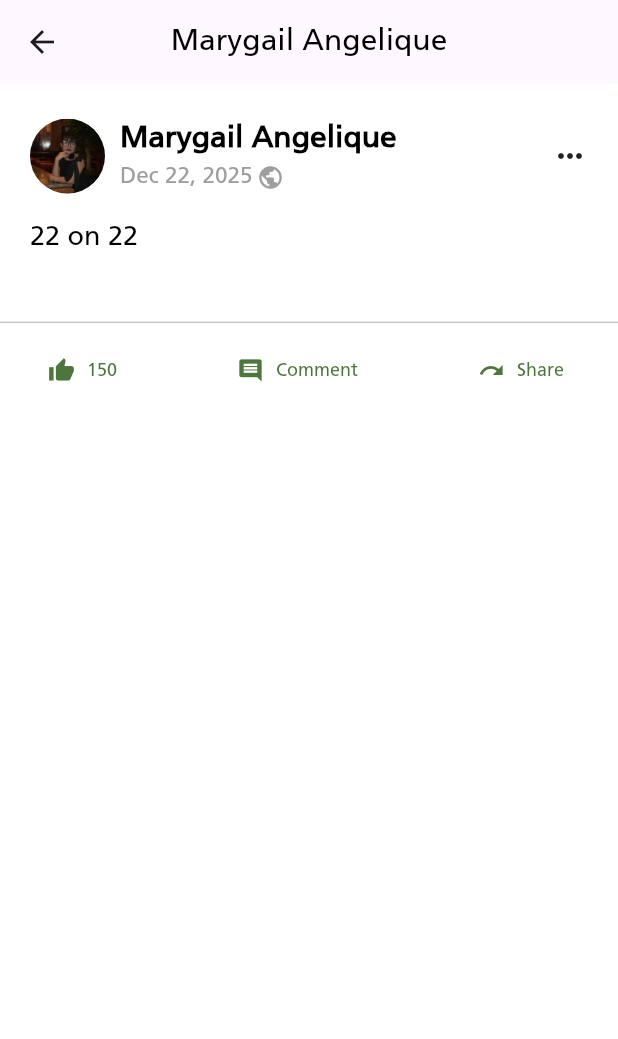
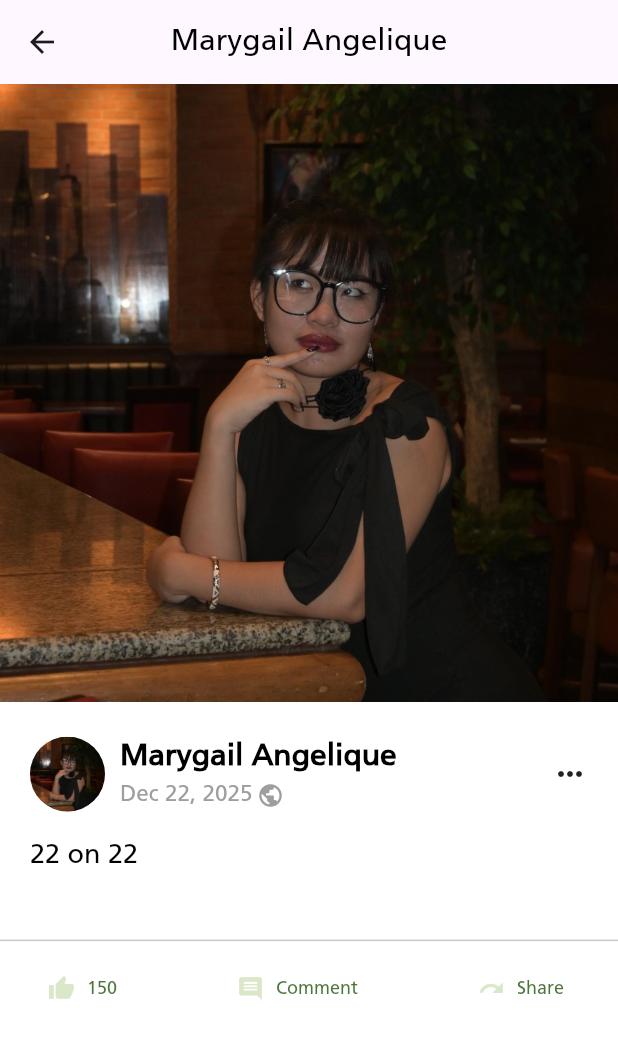
Before and after one commit to inthehallways/facebook-replica, a Flutter app: the NotificationScreen widget shown alone on an empty page, opened directly, after a tap on "Marygail Angelique", on a phone screen of 412 x 824 dp. Shown: the top 1039 px of the screen. Run offline on Flutter 3.47's test engine with Material 3 defaults, Android fonts, the phone set to English and light mode, and no system bars; our stand-ins replace flutter_screenutil.

Commit message:
feat: Completed Lab Act 4 Enhancements
- Wrapped PostCard in InkWell to enable navigation to DetailScreen.
- Implemented logic to show profile image or fallback to person icon in notifications.
- Refactored DetailScreen to StatefulWidget to allow incrementing the Like counter.
- Fixed right-overflow layout issue in CustomInformation using Expanded widget.
- Added support for local Asset images to prevent crashes when loading profile/post pictures.

```diff
--- a/lib/screens/detail_screen.dart
+++ b/lib/screens/detail_screen.dart
@@ -3,15 +3,15 @@ import 'package:flutter_screenutil/flutter_screenutil.dart';
 import 'package:nacpil_mobprog/constants.dart';
 import '../widgets/custom_font.dart';
 
-class DetailScreen extends StatelessWidget {
+class DetailScreen extends StatefulWidget {
   final String userName;
   final String postContent;
   final String date;
-  int numOfLikes;
+  final int numOfLikes;
   final String imageUrl;
   final String profileImageUrl;
 
-  DetailScreen({
+  const DetailScreen({
     super.key,
     required this.userName,
     required this.postContent,
@@ -22,14 +22,27 @@ class DetailScreen extends StatelessWidget {
   });
 
   @override
+  State<DetailScreen> createState() => _DetailScreenState();
+}
+
+class _DetailScreenState extends State<DetailScreen> {
+  late int currentLikes;
+  bool isLiked = false;
+  @override
+  void initState() {
+    super.initState();
+    currentLikes = widget.numOfLikes;
+  }
+
+  @override
   Widget build(BuildContext context) {
     return Scaffold(
       appBar: AppBar(
         centerTitle: true,
         title: CustomFont(
-          text: userName,
+          text: widget.userName,
           fontSize: ScreenUtil().setSp(20),
-          color: Colors.black
+          color: Colors.black,
         ),
       ),
       body: Container(
@@ -38,49 +51,49 @@ class DetailScreen extends StatelessWidget {
         child: SingleChildScrollView(
           child: Column(
             children: [
-              ( imageUrl == '' )
-              ? SizedBox (
-                height: ScreenUtil().setHeight(0),
-                )
-              : Image.network( imageUrl ),
-            SizedBox(
-              height: ScreenUtil().setHeight(20),
+              (widget.imageUrl == '')
+                  ? const SizedBox(height: 0)
+                  : SizedBox(
+                      width: double.infinity,
+                      child: (widget.imageUrl.startsWith('http'))
+                          ? Image.network(widget.imageUrl, fit: BoxFit.fitWidth)
+                          : Image.asset(widget.imageUrl, fit: BoxFit.fitWidth),
                     ),
+
+              SizedBox(height: ScreenUtil().setHeight(20)),
+
               Container(
                 padding: EdgeInsets.symmetric(horizontal: ScreenUtil().setWidth(20)),
                 child: Row(
                   mainAxisAlignment: MainAxisAlignment.start,
                   children: [
-                  (profileImageUrl == '')
+                    (widget.profileImageUrl == '')
                         ? const Icon(Icons.person)
                         : CircleAvatar(
                             radius: ScreenUtil().setSp(25),
-                      backgroundImage: AssetImage(profileImageUrl),
+                            backgroundImage: (widget.profileImageUrl.startsWith('http'))
+                                ? NetworkImage(widget.profileImageUrl)
+                                : AssetImage(widget.profileImageUrl) as ImageProvider,
                           ),
-                  SizedBox(
-                    width: ScreenUtil().setWidth(10),
-                  ),
+                    SizedBox(width: ScreenUtil().setWidth(10)),
+
                     Column(
                       crossAxisAlignment: CrossAxisAlignment.start,
                       children: [
                         CustomFont(
-                        text: userName,
+                          text: widget.userName,
                           fontSize: ScreenUtil().setSp(20),
                           color: Colors.black,
                           fontWeight: FontWeight.bold,
                         ),
                         Row(
-                        mainAxisAlignment: MainAxisAlignment.start,
-                        crossAxisAlignment: CrossAxisAlignment.center,
-                        children:[
+                          children: [
                             CustomFont(
-                            text: date,
+                              text: widget.date,
                               fontSize: ScreenUtil().setSp(15),
                               color: Colors.grey,
                             ),
-                          SizedBox(
-                            width: ScreenUtil().setWidth(3),
-                          ),
+                            SizedBox(width: ScreenUtil().setWidth(3)),
                             Icon(
                               Icons.public,
                               color: Colors.grey,
@@ -90,67 +103,69 @@ class DetailScreen extends StatelessWidget {
                         ),
                       ],
                     ),
-                  Spacer(),
-                  Icon(Icons.more_horiz),
+                    const Spacer(),
+                    const Icon(Icons.more_horiz),
                   ],
                 ),
               ),
-            SizedBox(
-              height: ScreenUtil().setHeight(15),
-            ),
+
+              SizedBox(height: ScreenUtil().setHeight(15)),
+
               Container(
-              padding:
-                EdgeInsets.symmetric(horizontal: ScreenUtil().setWidth(20)),
+                padding: EdgeInsets.symmetric(horizontal: ScreenUtil().setWidth(20)),
                 alignment: Alignment.centerLeft,
                 child: CustomFont(
-                text: postContent,
+                  text: widget.postContent,
                   fontSize: ScreenUtil().setSp(18),
                   color: Colors.black,
                 ),
               ),
-            SizedBox(
-              height: ScreenUtil().setHeight(30),
-            ),
-            Divider(),
+
+              SizedBox(height: ScreenUtil().setHeight(30)),
+              const Divider(),
+
               Container(
-              padding:
-                EdgeInsets.symmetric(horizontal: ScreenUtil().setWidth(20)),
+                padding: EdgeInsets.symmetric(horizontal: ScreenUtil().setWidth(20)),
                 child: Row(
                   mainAxisAlignment: MainAxisAlignment.spaceBetween,
                   children: [
+                    //  enhancement 3: number of likes on DetailScreen will increment when like button was clicked.
                     TextButton.icon(
                       onPressed: () {
-                      print('Liked');
+                        setState(() {
+                          if (isLiked) {
+                            currentLikes--;
+                            isLiked = false;
+                          } else {
+                            currentLikes++;
+                            isLiked = true;
+                          }
+                        });
                       },
-                    icon: const Icon(
+                      icon: Icon(
                         Icons.thumb_up,
-                      color: FB_DARK_PRIMARY,
+                        color: isLiked ? FB_DARK_PRIMARY : FB_LIGHT_PRIMARY
                       ),
                       label: CustomFont(
-                      text:
-                        (numOfLikes == 0) ? 'Like' : numOfLikes.toString(),
+                        text: (currentLikes == 0) ? 'Like' : currentLikes.toString(),
+                        fontSize: ScreenUtil().setSp(12),
+                        color: isLiked ? FB_DARK_PRIMARY : FB_DARK_PRIMARY
+                      ),
+                    ),
+
+                    TextButton.icon(
+                      onPressed: () {},
+                      icon: const Icon(Icons.comment, color: FB_LIGHT_PRIMARY),
+                      label: CustomFont(
+                        text: 'Comment',
                         fontSize: ScreenUtil().setSp(12),
                         color: FB_DARK_PRIMARY
                       ),
                     ),
+
                     TextButton.icon(
                       onPressed: () {},
-                    icon: const Icon(
-                      Icons.comment,
-                      color: FB_DARK_PRIMARY,
-                    ),
-                    label: CustomFont(
-                      text: 'Comment',
-                      fontSize: ScreenUtil().setSp(12),
-                      color: FB_DARK_PRIMARY,
-                    ),
-                  ),
-                  TextButton.icon(
-                    onPressed: () {},
-                    icon: const Icon(
-                      Icons.redo,
-                      color: FB_DARK_PRIMARY,
-                    ),
+                      icon: const Icon(Icons.redo, color: FB_LIGHT_PRIMARY),
                       label: CustomFont(
                         text: 'Share',
                         fontSize: ScreenUtil().setSp(12),
--- a/lib/screens/notification_screen.dart
+++ b/lib/screens/notification_screen.dart
@@ -19,9 +19,31 @@ class _NotificationScreenState extends State<NotificationScreen> {
         padding: EdgeInsets.symmetric(vertical: 10.h),
         children: [
           notif.CustomInformation(
+            name: 'Hajj Macaraig',
+            post: 'Posted a new comment',
+            description: '@Glyza Bermudez pakihanap po ng paki ko...',
+            time: '1m ago',
+            date: 'Jan 6, 2026',
+            numOfLikes: 8,
+            profileImageUrl: 'assets/images/hajj.jpg',
+          ),
+          const Divider(),
+
+          notif.CustomInformation(
+            name: 'Sophia Leigh',
+            post: 'Updated her status',
+            description: 'need mo pala space oh ito ✸ • *. ° · ☀️🌎 ° 🌓 • .°• 🚀 ✯✯ ★ * ° °· . • °★ •▁▂▃▄▅▆▇▇▆▅▄▃',
+            time: '10m ago',
+            date: 'Jan 6, 2025',
+            numOfLikes: 71,
+            profileImageUrl: 'assets/images/iya_dp.jpg',
+          ),
+          const Divider(),
+
+          notif.CustomInformation(
             name: 'Glyza Bermudez',
             post: 'Posted a new comment',
-            description: '@Hajj Macaraig sige isa pang asar may kalalagyan ka talaga...',
+            description: '@Hajj Macaraig sige isa pang asar may kalalagyan ka talaga',
             time: '2h ago',
             date: 'Jan 6, 2026',
             numOfLikes: 5,
@@ -37,20 +59,31 @@ class _NotificationScreenState extends State<NotificationScreen> {
             date: 'Dec 22, 2025',
             numOfLikes: 150,
             profileImageUrl: 'assets/images/marigold.jpg',
+            imageUrl: 'assets/images/marigold.jpg',
           ),
           const Divider(),
 
           notif.CustomInformation(
-            name: 'Christopher Noval',
-            post: 'Gaming',
-            description: 'Who wants to play later?',
-            time: '1d ago',
-            date: 'Jan 04, 2026',
-            numOfLikes: 12,
-            profileImageUrl: 'https://images.pexels.com/photos/614810/pexels-photo-614810.jpeg',
+            name: 'AWS Learning Club - Legarda',
+            post: 'Posted a photo',
+            description: 'the all-purpose kween has spoken!',
+            time: '2w ago',
+            date: 'Nov 30, 2025',
+            numOfLikes: 1000,
+            profileImageUrl: 'assets/images/aws_dp.jpg',
+            imageUrl: 'assets/images/join-aws.png',
           ),
+          const Divider(),
 
-
+          notif.CustomInformation(
+            name: 'Denese Manuel',
+            post: 'Updated her status',
+            description: 'SALAMAT NGA PALA SA PISO MO. AHE. LABYU. PAKYU. PRINCESSDENESELALABXYUU..',
+            time: '10m ago',
+            date: 'Mar 1, 2025',
+            numOfLikes: 78,
+            profileImageUrl: 'assets/images/denese_dp.jpg',
+          ),
         ],
       ),
     );
--- a/lib/widgets/post_card.dart
+++ b/lib/widgets/post_card.dart
@@ -2,6 +2,7 @@ import 'package:flutter/material.dart';
 import 'package:flutter_screenutil/flutter_screenutil.dart';
 import '../constants.dart';
 import 'custom_font.dart';
+import '../screens/detail_screen.dart';
 
 class PostCard extends StatelessWidget {
   final String userName;
@@ -29,6 +30,22 @@ class PostCard extends StatelessWidget {
   Widget build(BuildContext context) {
   return Card(
         margin: EdgeInsets.all(ScreenUtil().setSp(10)),
+        child: InkWell(
+          onTap: () {
+            Navigator.push(
+              context,
+              MaterialPageRoute(
+                builder: (context) => DetailScreen(
+                  userName: userName,
+                  postContent: postContent,
+                  date: date,
+                  numOfLikes: numOfLikes,
+                  imageUrl: postImage ?? '',
+                  profileImageUrl: profileImage ?? '',
+                ),
+              ),
+            );
+          },
           child: Padding(
             padding: EdgeInsets.all(ScreenUtil().setSp(10)),
             child: Column(
@@ -37,10 +54,12 @@ class PostCard extends StatelessWidget {
                 Row(
                   mainAxisAlignment: MainAxisAlignment.start,
                   children: [
-                CircleAvatar( // Changed to comply with the requirements of Enhancement 1
+                    CircleAvatar(
                       radius: 20,
                       backgroundImage: AssetImage(
-                    profileImage ?? 'assets/images/aisle_dp.jpg',
+                        (profileImage == null || profileImage!.isEmpty)
+                            ? 'assets/images/aisle_dp.jpg'
+                            : profileImage!
                       ),
                     ),
                     SizedBox(
@@ -76,8 +95,8 @@ class PostCard extends StatelessWidget {
                         ),
                       ],
                     ),
-                Spacer(),
-                Icon(Icons.more_horiz),
+                    const Spacer(),
+                    const Icon(Icons.more_horiz),
                   ],
                 ),
 
@@ -89,16 +108,18 @@ class PostCard extends StatelessWidget {
                   color: Colors.black,
                 ),
                 SizedBox(height: ScreenUtil().setHeight(5)),
-            hasImage == true
-            ? Image.asset( // Changed to comply with the requirements of Enhancement 1
-                postImage ?? 'assets/images/post_placeholder.png',
-                // 'assets/images/nakikisali.jpg', // Lab Act 1 Enhancement 1: Replace placeholder and Add Post Image
+
+                // Post Image Logic
+                (hasImage == true && postImage != null)
+                ? Image.asset(
+                    postImage!,
                     height: ScreenUtil().setHeight(350),
                     width: double.infinity,
                     fit: BoxFit.cover,
                   )
                 : const SizedBox(),
-            Row( // Lab Act 1 Enhancement 3: Change Like, Comment, and Share Buttons to Widget Based
+
+                Row(
                   mainAxisAlignment: MainAxisAlignment.spaceBetween,
                   children: [
                     ActionButton(
@@ -160,11 +181,11 @@ class PostCard extends StatelessWidget {
               ],
             ),
           ),
+        ),
       );
     }
   }
 
-// Lab Act 1 Enhancement 3: Change Like, Comment, and Share Buttons to Widget Based
   class ActionButton extends StatelessWidget {
     final IconData icon;
     final String label;
```
Also changed, not shown: assets/images/hajj.jpg (added), assets/images/iya_dp.jpg (added). Lines whose indentation alone changed are shown as unchanged.
